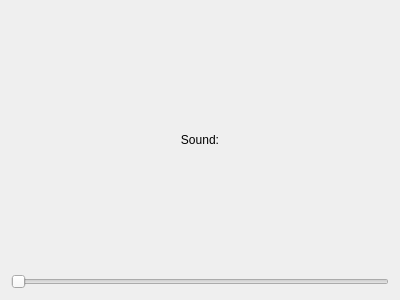
First picture: the form in MATFWars/settings.ui, repository Divljo31/MATFWars, before the edit.
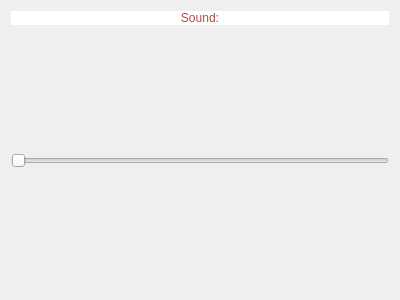
Second picture: the form after the edit. Icons and pictures are not drawn.

The edit to the form file:
```diff
--- a/MATFWars/settings.ui
+++ b/MATFWars/settings.ui
@@ -21,6 +21,11 @@
     <layout class="QVBoxLayout" name="verticalLayout">
      <item>
       <widget class="QLabel" name="sound_label">
+       <property name="styleSheet">
+        <string notr="true">color: rgb(180, 72, 72);
+background-color: rgb(255, 255, 255);
+font: 600 20pt &quot;URW Bookman&quot;;</string>
+       </property>
        <property name="text">
         <string>Sound:</string>
        </property>
@@ -29,13 +34,42 @@
        </property>
       </widget>
      </item>
+     <item>
+      <spacer name="verticalSpacer">
+       <property name="orientation">
+        <enum>Qt::Vertical</enum>
+       </property>
+       <property name="sizeHint" stdset="0">
+        <size>
+         <width>20</width>
+         <height>40</height>
+        </size>
+       </property>
+      </spacer>
+     </item>
      <item>
       <widget class="QSlider" name="sound_horizontalSlider">
+       <property name="styleSheet">
+        <string notr="true">alternate-background-color: qlineargradient(spread:pad, x1:0, y1:1, x2:1, y2:1, stop:0.179104 rgba(231, 140, 140, 255), stop:0.885572 rgba(180, 57, 57, 255));</string>
+       </property>
        <property name="orientation">
         <enum>Qt::Horizontal</enum>
        </property>
       </widget>
      </item>
+     <item>
+      <spacer name="verticalSpacer_2">
+       <property name="orientation">
+        <enum>Qt::Vertical</enum>
+       </property>
+       <property name="sizeHint" stdset="0">
+        <size>
+         <width>20</width>
+         <height>40</height>
+        </size>
+       </property>
+      </spacer>
+     </item>
     </layout>
    </item>
   </layout>
```
Left out of the diff: 2 changed lines with no effect on the pictures.
